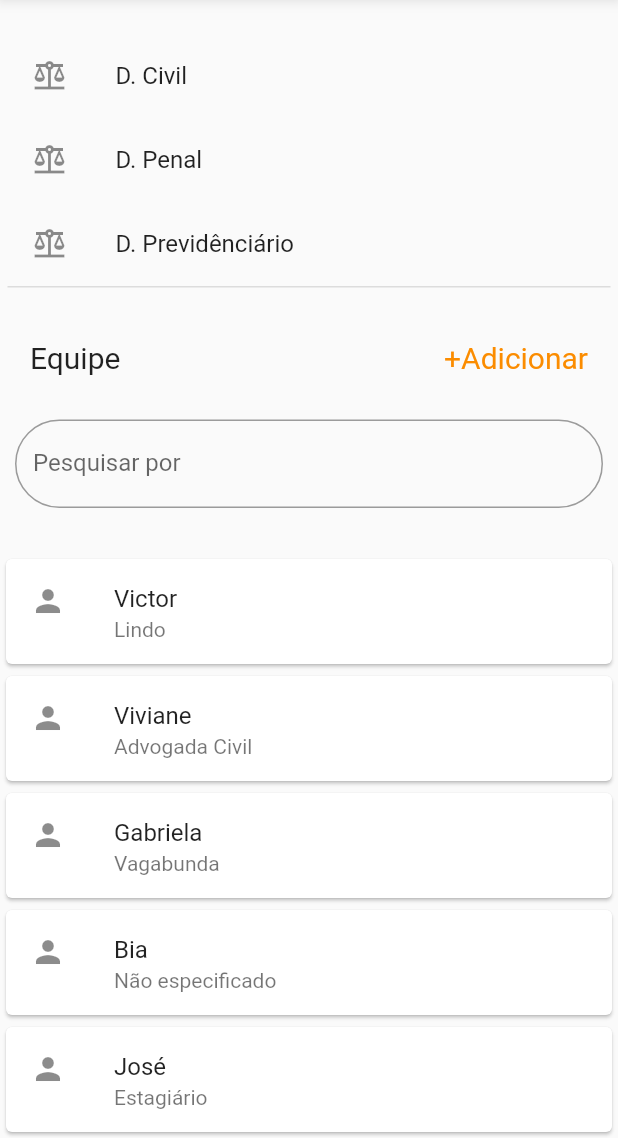
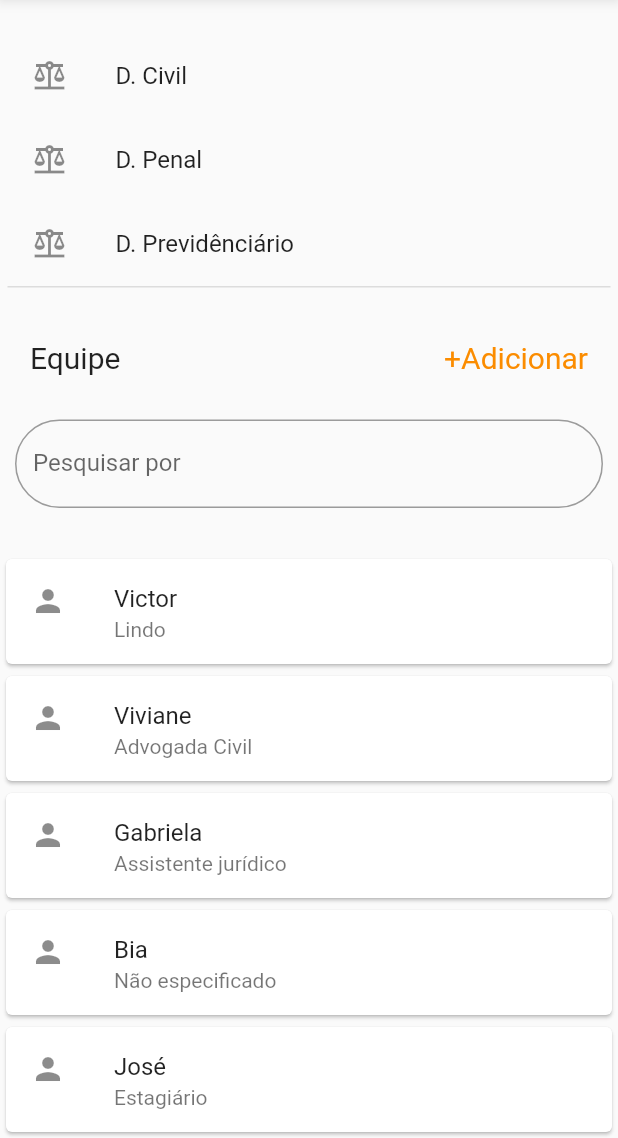
Before and after one commit to VictorCastroBR/juris_law_app, a Flutter app: the MenuPage screen opened by its route, scrolled down 190 dp, on a phone screen of 412 x 824 dp, the part 98-1236 px from its top. Run offline on Flutter 3.47's test engine with Material 2 defaults, Android fonts, the phone set to English and light mode, and no system bars; missing offline and left inert: dart:html.

Commit message:
Fixed ocupação

```diff
--- a/lib/view/menuPage.dart
+++ b/lib/view/menuPage.dart
@@ -151,7 +151,7 @@ class DivTeamWidget extends StatelessWidget {
         ),
         ProfileMember(
           name: 'Gabriela',
-          occupation: 'Vagabunda',
+          occupation: 'Assistente jurídico',
         ),
         ProfileMember(name: 'Bia'),
         ProfileMember(
```
